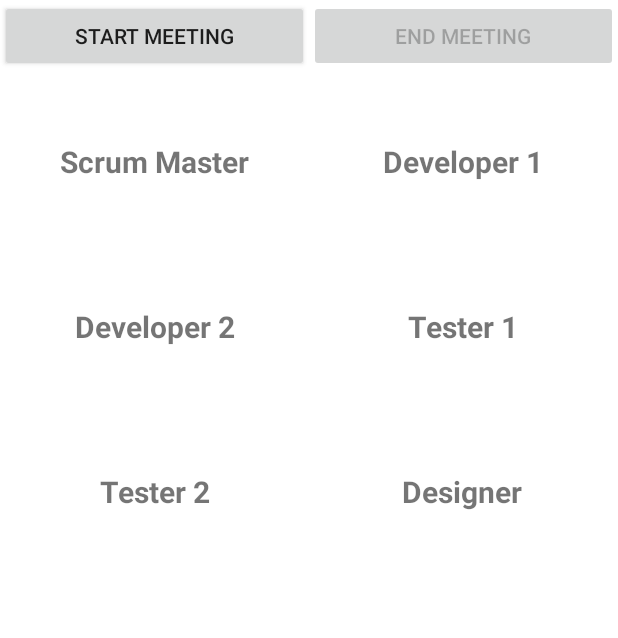
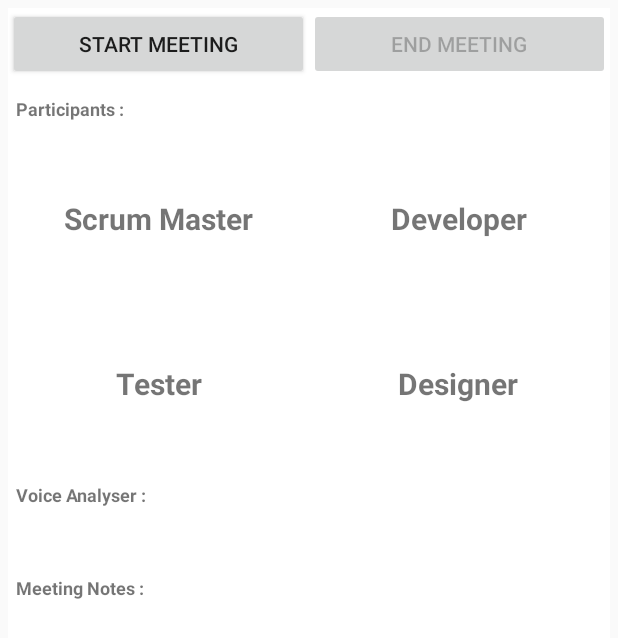
Before and after one commit to sriraminnominds/SpeechToTextAzure, an Android app: the screen it shows after launch (ScrumMeetingActivity), on a phone screen of 412 x 824 dp. Shown: the top 638 px of the screen. Run offline under Robolectric (Android 15) with nearby library versions, the light colour scheme and no system bars; libraries missing offline, so code that uses them is left out: com.microsoft.cognitiveservices.

Commit message:
added wake lock for screen

```diff
--- a/app/src/main/AndroidManifest.xml
+++ b/app/src/main/AndroidManifest.xml
@@ -9,6 +9,7 @@
     <uses-permission android:name="android.permission.ACCESS_NETWORK_STATE" />
     <uses-permission android:name="android.permission.WRITE_EXTERNAL_STORAGE"/>
     <uses-permission android:name="android.permission.READ_PHONE_STATE"/>
+    <uses-permission android:name="android.permission.WAKE_LOCK" />
 
     <application
         android:allowBackup="true"
--- a/app/src/main/java/com/sample/microsoft/stt/ScrumMeetingActivity.java
+++ b/app/src/main/java/com/sample/microsoft/stt/ScrumMeetingActivity.java
@@ -8,6 +8,7 @@ import android.content.pm.PackageManager;
 import android.graphics.Color;
 import android.os.Build;
 import android.os.Bundle;
+import android.os.PowerManager;
 import android.support.annotation.Nullable;
 import android.support.v4.app.ActivityCompat;
 import android.support.v4.content.ContextCompat;
@@ -16,6 +17,7 @@ import android.util.Log;
 import android.view.LayoutInflater;
 import android.view.View;
 import android.view.ViewGroup;
+import android.view.WindowManager;
 import android.widget.AdapterView;
 import android.widget.BaseAdapter;
 import android.widget.GridView;
@@ -43,10 +45,8 @@ public class ScrumMeetingActivity extends Activity implements ISpeechRecognition
     private String m_receivedData;
     String[] participants = {
             "Scrum Master",
-            "Developer 1",
-            "Developer 2",
-            "Tester 1",
-            "Tester 2",
+            "Developer",
+            "Tester",
             "Designer"
     };
     private boolean isMeetingStarted = false;
@@ -60,11 +60,14 @@ public class ScrumMeetingActivity extends Activity implements ISpeechRecognition
 
         initializeViews();
         requestForPermissions();
+
+        getWindow().addFlags(WindowManager.LayoutParams.FLAG_KEEP_SCREEN_ON);
     }
 
     @Override
     public void onPartialResponseReceived(String s) {
         Log.v(TAG, "onPartialResponseReceived :::::: " + s);
+        ((TextView) findViewById(R.id.meeting_notes_analyser)).setText(s);
         m_receivedData = s;
     }
 
@@ -162,6 +165,7 @@ public class ScrumMeetingActivity extends Activity implements ISpeechRecognition
                 findViewById(R.id.meeting_controls_end).setEnabled(true);
                 setSelectedParticipant(0);
 
+                m_meetingNotesData = new StringBuilder();
                 setNotes("*********************");
                 setNotes("Meeting Started at : " + getDate());
                 setNotes(participants[0] + " at : " + getDate());
--- a/app/src/main/res/drawable/participant_border.xml
+++ b/app/src/main/res/drawable/participant_border.xml
@@ -3,8 +3,8 @@
        android:shape="rectangle">
     <solid android:color="#FFFFFF"/>
     <stroke
-        android:width="3dp"
-        android:color="#0FECFF"/>
+        android:width="1dp"
+        android:color="#000000"/>
     <padding
         android:bottom="5dp"
         android:left="5dp"
--- a/app/src/main/res/layout/activity_scrum_meeting.xml
+++ b/app/src/main/res/layout/activity_scrum_meeting.xml
@@ -3,6 +3,7 @@
     xmlns:android="http://schemas.android.com/apk/res/android"
     android:layout_width="match_parent"
     android:layout_height="match_parent"
+    android:layout_margin="5dp"
     android:background="#FFFFFF"
     android:orientation="vertical">
 
@@ -28,12 +29,23 @@
             android:text="End Meeting"/>
     </LinearLayout>
 
+    <TextView
+        android:id="@+id/participants_grid_text"
+        android:layout_width="match_parent"
+        android:layout_height="wrap_content"
+        android:layout_below="@+id/meeting_controls"
+        android:layout_marginTop="5dp"
+        android:padding="5dp"
+        android:scrollbars="vertical"
+        android:text="Participants :"
+        android:textSize="12sp"
+        android:textStyle="bold"/>
+
     <GridView
         android:id="@+id/participants_grid"
         android:layout_width="fill_parent"
         android:layout_height="wrap_content"
-        android:layout_below="@+id/meeting_controls"
-        android:layout_marginBottom="10dp"
+        android:layout_below="@+id/participants_grid_text"
         android:layout_marginLeft="5dp"
         android:layout_marginRight="5dp"
         android:layout_marginTop="10dp"
@@ -45,10 +57,44 @@
         android:verticalSpacing="10dp"/>
 
     <TextView
+        android:id="@+id/meeting_notes_analyser_text"
+        android:layout_width="match_parent"
+        android:layout_height="wrap_content"
+        android:layout_below="@+id/participants_grid"
+        android:layout_marginTop="10dp"
+        android:padding="5dp"
+        android:text="Voice Analyser :"
+        android:textSize="12sp"
+        android:textStyle="bold"/>
+
+    <TextView
+        android:id="@+id/meeting_notes_analyser"
+        android:layout_width="match_parent"
+        android:layout_height="wrap_content"
+        android:layout_below="@+id/meeting_notes_analyser_text"
+        android:layout_marginTop="2dp"
+        android:padding="5dp"
+        android:scrollbars="vertical"
+        android:textSize="12sp"/>
+
+    <TextView
+        android:id="@+id/meeting_notes_text"
+        android:layout_width="match_parent"
+        android:layout_height="wrap_content"
+        android:layout_below="@+id/meeting_notes_analyser"
+        android:layout_marginTop="5dp"
+        android:padding="5dp"
+        android:scrollbars="vertical"
+        android:text="Meeting Notes :"
+        android:textSize="12sp"
+        android:textStyle="bold"/>
+
+    <TextView
         android:id="@+id/meeting_notes"
         android:layout_width="match_parent"
         android:layout_height="wrap_content"
-        android:layout_below="@+id/participants_grid"
+        android:layout_below="@+id/meeting_notes_text"
+        android:layout_marginTop="2dp"
         android:padding="5dp"
         android:scrollbars="vertical"
         android:textSize="12sp"/>
```
